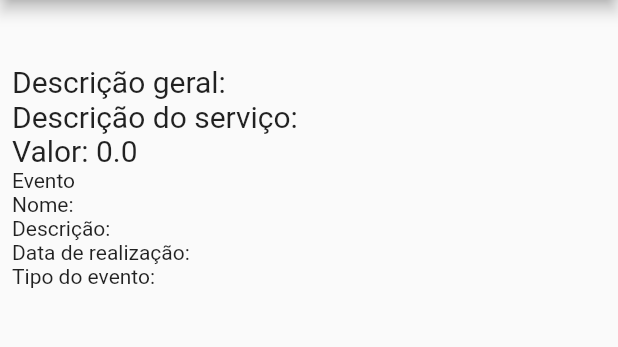
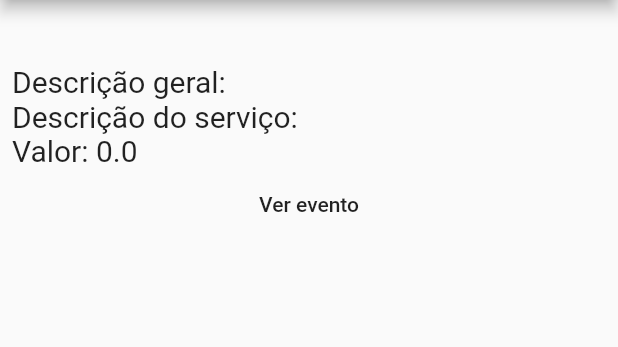
Before and after one commit to HenriqueMariano25/SisPartyAppFinal, a Flutter app: the DescricaoProposta screen opened directly with empty values, on a phone screen of 412 x 824 dp, the part 84-431 px from its top. Run offline on Flutter 3.47's test engine with Material 2 defaults, Android fonts, the phone set to English and light mode, and no system bars; our stand-ins replace dio, firebase_auth, flutter_conditional_rendering, shared_preferences; missing offline and left inert: http_interceptor; accounts and stored records are empty; statements that could not run were skipped.

Commit message:
Add SlideDown de eventos dentro da descriçao da proposta

```diff
--- a/lib/screens/Proposta/descricao_proposta.dart
+++ b/lib/screens/Proposta/descricao_proposta.dart
@@ -17,6 +17,8 @@ class DescricaoProposta extends StatefulWidget {
 }
 
 class _DescricaoPropostasState extends State<DescricaoProposta> {
+  var _heightEvent = 0.0;
+
   @override
   void initState() {
     super.initState();
@@ -80,16 +82,36 @@ class _DescricaoPropostasState extends State<DescricaoProposta> {
               "Valor: ${widget.proposta.value}",
               style: TextStyle(fontSize: 20.0),
             ),
-            AnimatedContainer(duration: Duration(seconds: 3),child: Column(crossAxisAlignment: CrossAxisAlignment.start,
-              children: <Widget>[
-              Text("Evento"),
-              Text("Nome: ${widget.proposta.evento.nome}"),
-              Text("Descrição: ${widget.proposta.evento.descricao}"),
-              Text("Data de realização: ${widget.proposta.evento.dataRealizacao}"),
-              Text("Tipo do evento: ${widget.proposta.evento.tipoEventoId}"),
-            ],
-            ),),
+            FlatButton(
+              onPressed: () {
+                setState(() {
+                  if(_heightEvent == 0){
+                    _heightEvent = 80.0;
+                  }else{
+                    _heightEvent = 0.0;
+                  }
 
+                });
+              },
+              child: Text("Ver evento"),
+            ),
+            AnimatedContainer(
+                duration: Duration(seconds: 3),
+                child: Container(
+                  height: _heightEvent,
+                  child: Column(
+                    crossAxisAlignment: CrossAxisAlignment.start,
+                    children: <Widget>[
+                      Text("Evento"),
+                      Text("Nome: ${widget.proposta.evento.nome}"),
+                      Text("Descrição: ${widget.proposta.evento.descricao}"),
+                      Text(
+                          "Data de realização: ${widget.proposta.evento.dataRealizacao}"),
+                      Text(
+                          "Tipo do evento: ${widget.proposta.evento.tipoEventoId}"),
+                    ],
+                  ),
+                )),
             FutureBuilder(
               future: _verificar_fornecedor(),
               // ignore: missing_return
```
